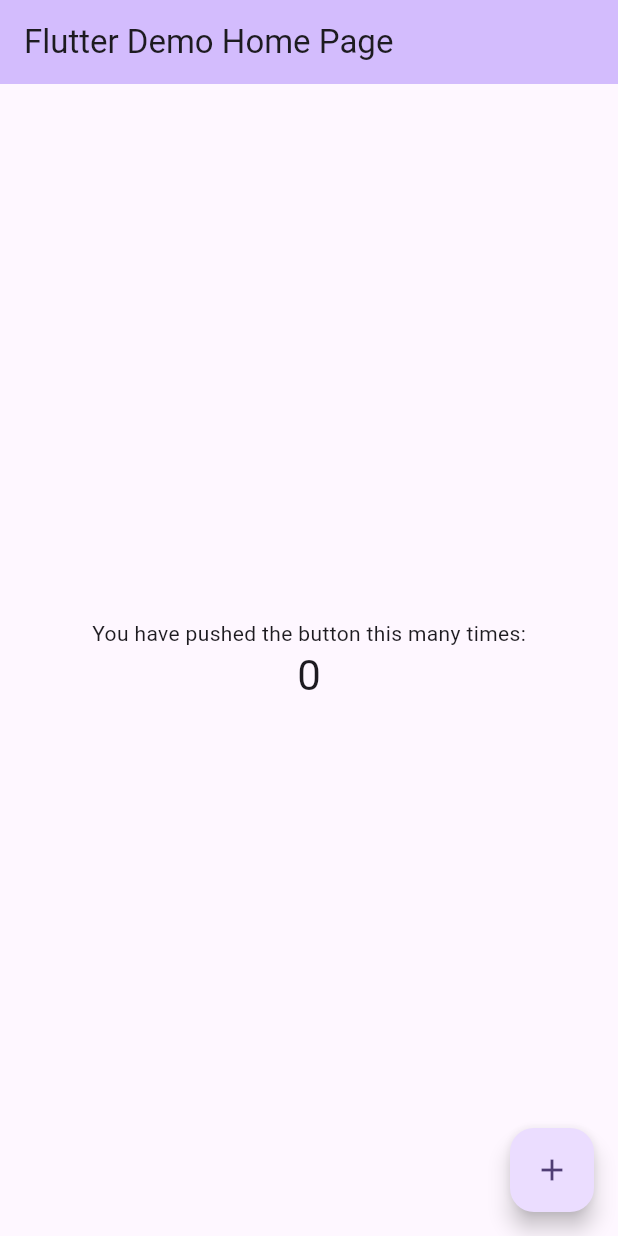
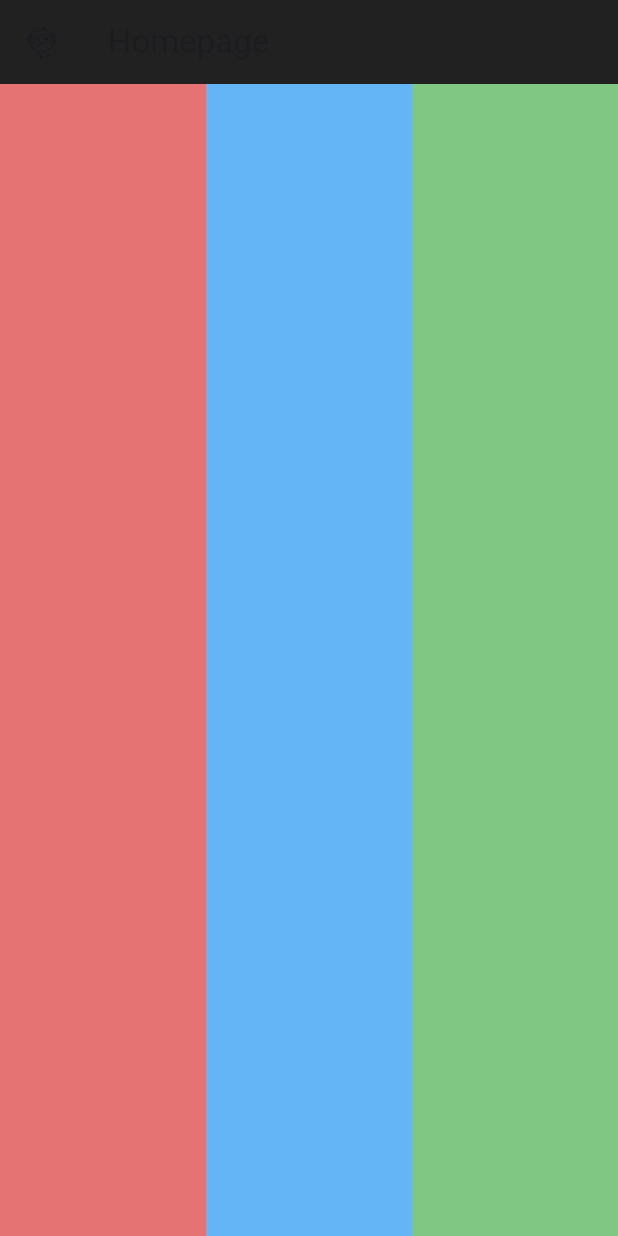
Before and after one commit to KitisakChalongjan/flutter_app_with_github_actions, a Flutter app: the screen it shows after launch, on a phone screen of 412 x 824 dp. Run offline on Flutter 3.47's test engine with Material 3 defaults, Android fonts, the phone set to English and light mode, and no system bars.

Commit message:
update main widget

```diff
--- a/lib/main.dart
+++ b/lib/main.dart
@@ -1,67 +1,47 @@
 import 'package:flutter/material.dart';
 
 void main() {
-  runApp(const MyApp());
+  runApp(const FlutterApp());
 }
 
-class MyApp extends StatelessWidget {
-  const MyApp({super.key});
+class FlutterApp extends StatelessWidget {
+  const FlutterApp({super.key});
 
   @override
   Widget build(BuildContext context) {
     return MaterialApp(
-      title: 'Flutter Demo',
+      title: 'Flutter App',
       theme: ThemeData(
         colorScheme: ColorScheme.fromSeed(seedColor: Colors.deepPurple),
         useMaterial3: true,
       ),
-      home: const MyHomePage(title: 'Flutter Demo Home Page'),
-    );
-  }
-}
-
-class MyHomePage extends StatefulWidget {
-  const MyHomePage({super.key, required this.title});
-  final String title;
-
-  @override
-  State<MyHomePage> createState() => _MyHomePageState();
-}
-
-class _MyHomePageState extends State<MyHomePage> {
-  int _counter = 0;
-
-  void _incrementCounter() {
-    setState(() {
-      _counter++;
-    });
-  }
-
-  @override
-  Widget build(BuildContext context) {
-    return Scaffold(
+      home: Scaffold(
         appBar: AppBar(
-        backgroundColor: Theme.of(context).colorScheme.inversePrimary,
-        title: Text(widget.title),
+          title: const Text('Homepage'),
+          leading: const Icon(Icons.flutter_dash),
+          backgroundColor: Colors.grey.shade900,
         ),
-      body: Center(
-        child: Column(
-          mainAxisAlignment: MainAxisAlignment.center,
-          children: <Widget>[
-            const Text(
-              'You have pushed the button this many times:',
+        body: Container(
+          child: Row(
+            children: [
+              Expanded(
+                child: Container(
+                  color: Colors.red.shade300,
                 ),
-            Text(
-              '$_counter',
-              style: Theme.of(context).textTheme.headlineMedium,
+              ),
+              Expanded(
+                child: Container(
+                  color: Colors.blue.shade300,
+                ),
+              ),
+              Expanded(
+                child: Container(
+                  color: Colors.green.shade300,
+                ),
               ),
             ],
           ),
         ),
-      floatingActionButton: FloatingActionButton(
-        onPressed: _incrementCounter,
-        tooltip: 'Increment',
-        child: const Icon(Icons.add),
       ),
     );
   }
```
Also changed, not shown: 1 other file. Lines whose indentation alone changed are shown as unchanged.
